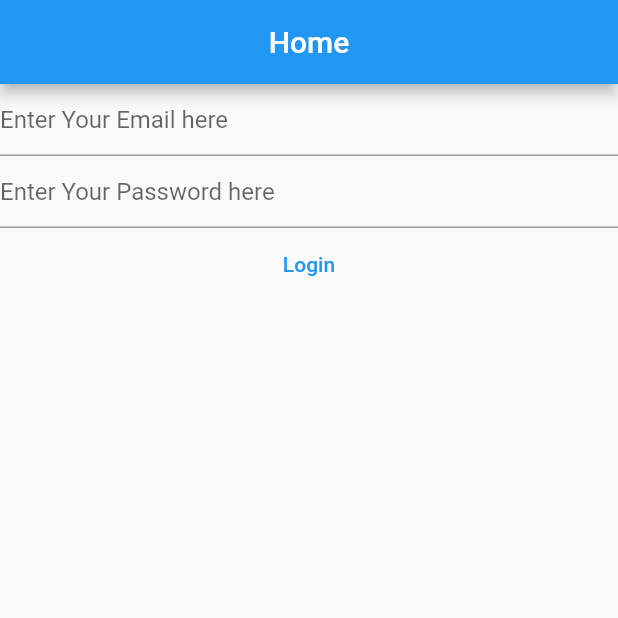
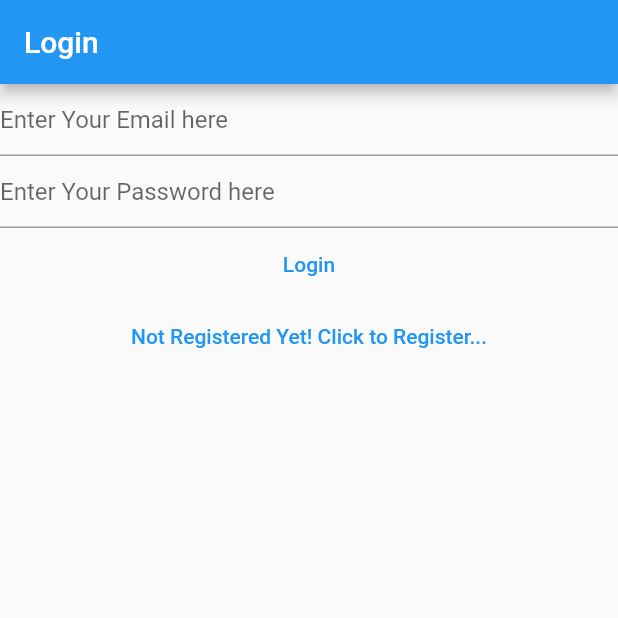
Before and after one commit to Jashwanth-Gowda-R/flutter-mynotes-app, a Flutter app: the screen it shows after launch, on a phone screen of 412 x 824 dp, the top half of it. Run offline on Flutter 3.47's test engine with Material 2 defaults, Android fonts, the phone set to English and light mode, and no system bars; our stand-ins replace firebase_auth, firebase_core; accounts and stored records are empty.

Commit message:
created linkage between login and register page

```diff
--- a/lib/screens/home_screen.dart
+++ b/lib/screens/home_screen.dart
@@ -10,11 +10,7 @@ class HomeScreen extends StatelessWidget {
 
   @override
   Widget build(BuildContext context) {
-    return Scaffold(
-      appBar: AppBar(
-        title: const Center(child: Text('Home')),
-      ),
-      body: FutureBuilder(
+    return FutureBuilder(
       future: Firebase.initializeApp(
         options: DefaultFirebaseOptions.currentPlatform,
       ),
@@ -34,7 +30,6 @@ class HomeScreen extends StatelessWidget {
             return const CircularProgressIndicator();
         }
       },
-      ),
-    );
+    ) ;
   }
 }
--- a/lib/screens/login_view.dart
+++ b/lib/screens/login_view.dart
@@ -48,7 +48,11 @@ class _LoginViewState extends State<LoginView> {
 
   @override
   Widget build(BuildContext context) {
-    return Column(
+    return Scaffold(
+      appBar: AppBar(
+        title: const Text('Login'),
+      ),
+      body: Column(
         children: [
           TextField(
             controller: _email,
@@ -74,7 +78,15 @@ class _LoginViewState extends State<LoginView> {
             },
             child: const Text('Login'),
           ),
+          TextButton(
+            onPressed: () {
+              Navigator.of(context)
+                  .pushNamedAndRemoveUntil('/register/', (route) => false);
+            },
+            child: const Text('Not Registered Yet! Click to Register...'),
+          ),
         ],
+      ),
     );
   }
 }
--- a/lib/screens/register_view.dart
+++ b/lib/screens/register_view.dart
@@ -49,7 +49,11 @@ class _RegisterViewState extends State<RegisterView> {
 
   @override
   Widget build(BuildContext context) {
-    return Column(
+    return Scaffold(
+      appBar: AppBar(
+        title: const Text('Register'),
+      ),
+      body: Column(
         children: [
           TextField(
             controller: _email,
@@ -75,7 +79,15 @@ class _RegisterViewState extends State<RegisterView> {
             },
             child: const Text('Register'),
           ),
+          TextButton(
+            onPressed: () {
+              Navigator.of(context)
+                  .pushNamedAndRemoveUntil('/login/', (route) => false);
+            },
+            child: const Text('Already Registered? Click to Login...'),
+          ),
         ],
+      ),
     );
   }
 }
```
Lines whose indentation alone changed are shown as unchanged.
